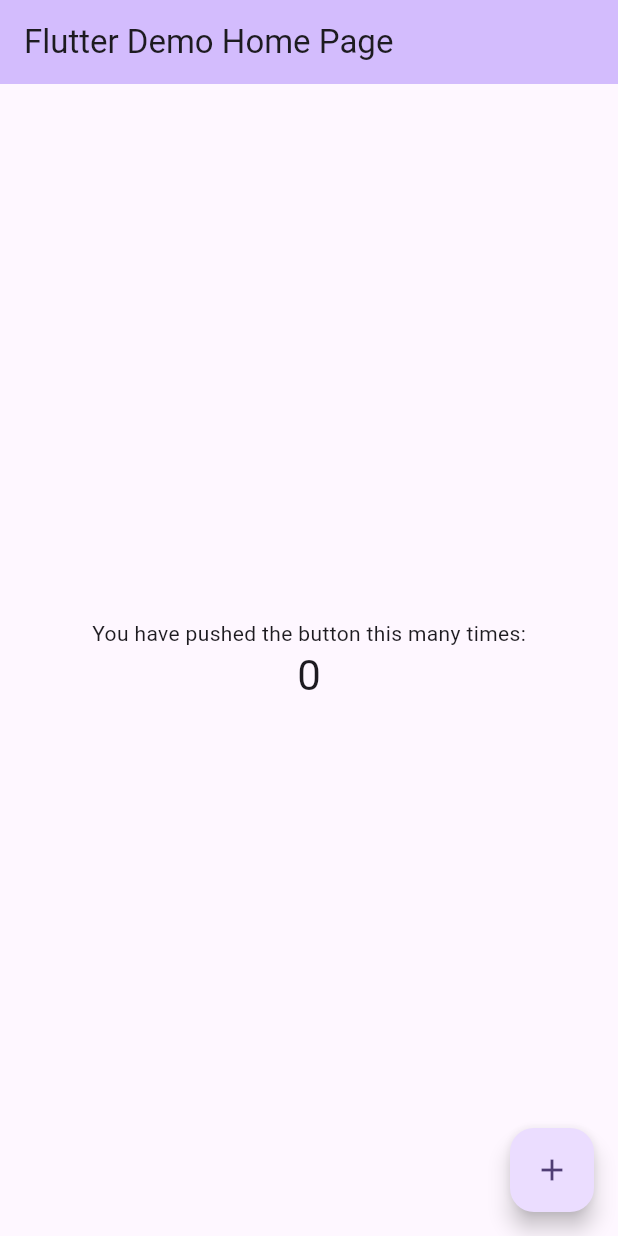
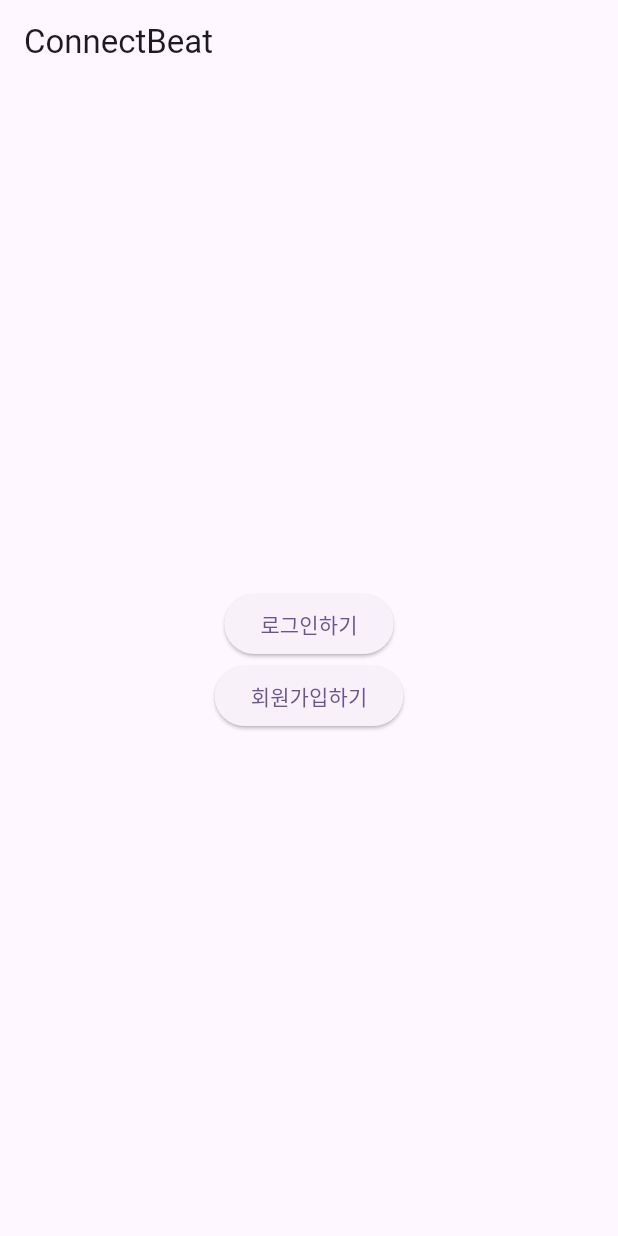
Before and after one commit to SH-Capstone-Design/Front_Capstone, a Flutter app: the screen it shows after launch, on a phone screen of 412 x 824 dp. Run offline on Flutter 3.47's test engine with Material 3 defaults, Android fonts, the light colour scheme and no system bars; our stand-ins replace flutter_dotenv, flutter_riverpod.

Commit message:
로그인회원가입

```diff
--- a/lib/main.dart
+++ b/lib/main.dart
@@ -1,122 +1,54 @@
 import 'package:flutter/material.dart';
+import 'package:flutter_riverpod/flutter_riverpod.dart';
+import 'app_router.dart';
 
 void main() {
-  runApp(const MyApp());
+  runApp(
+    ProviderScope(
+      child: const MyApp(),
+    ),
+  );
 }
 
 class MyApp extends StatelessWidget {
   const MyApp({super.key});
 
-  // This widget is the root of your application.
   @override
   Widget build(BuildContext context) {
     return MaterialApp(
-      title: 'Flutter Demo',
+      title: 'ConnectBeat',
+      debugShowCheckedModeBanner: false,
       theme: ThemeData(
-        // This is the theme of your application.
-        //
-        // TRY THIS: Try running your application with "flutter run". You'll see
-        // the application has a purple toolbar. Then, without quitting the app,
-        // try changing the seedColor in the colorScheme below to Colors.green
-        // and then invoke "hot reload" (save your changes or press the "hot
-        // reload" button in a Flutter-supported IDE, or press "r" if you used
-        // the command line to start the app).
-        //
-        // Notice that the counter didn't reset back to zero; the application
-        // state is not lost during the reload. To reset the state, use hot
-        // restart instead.
-        //
-        // This works for code too, not just values: Most code changes can be
-        // tested with just a hot reload.
         colorScheme: ColorScheme.fromSeed(seedColor: Colors.deepPurple),
       ),
-      home: const MyHomePage(title: 'Flutter Demo Home Page'),
+      home: const MainScreen(),
+      onGenerateRoute: AppRouter.generateRoute,
     );
   }
 }
 
-class MyHomePage extends StatefulWidget {
-  const MyHomePage({super.key, required this.title});
-
-  // This widget is the home page of your application. It is stateful, meaning
-  // that it has a State object (defined below) that contains fields that affect
-  // how it looks.
-
-  // This class is the configuration for the state. It holds the values (in this
-  // case the title) provided by the parent (in this case the App widget) and
-  // used by the build method of the State. Fields in a Widget subclass are
-  // always marked "final".
-
-  final String title;
-
-  @override
-  State<MyHomePage> createState() => _MyHomePageState();
-}
-
-class _MyHomePageState extends State<MyHomePage> {
-  int _counter = 0;
-
-  void _incrementCounter() {
-    setState(() {
-      // This call to setState tells the Flutter framework that something has
-      // changed in this State, which causes it to rerun the build method below
-      // so that the display can reflect the updated values. If we changed
-      // _counter without calling setState(), then the build method would not be
-      // called again, and so nothing would appear to happen.
-      _counter++;
-    });
-  }
+class MainScreen extends StatelessWidget {
+  const MainScreen({super.key});
 
   @override
   Widget build(BuildContext context) {
-    // This method is rerun every time setState is called, for instance as done
-    // by the _incrementCounter method above.
-    //
-    // The Flutter framework has been optimized to make rerunning build methods
-    // fast, so that you can just rebuild anything that needs updating rather
-    // than having to individually change instances of widgets.
     return Scaffold(
-      appBar: AppBar(
-        // TRY THIS: Try changing the color here to a specific color (to
-        // Colors.amber, perhaps?) and trigger a hot reload to see the AppBar
-        // change color while the other colors stay the same.
-        backgroundColor: Theme.of(context).colorScheme.inversePrimary,
-        // Here we take the value from the MyHomePage object that was created by
-        // the App.build method, and use it to set our appbar title.
-        title: Text(widget.title),
-      ),
+      appBar: AppBar(title: const Text("ConnectBeat")),
       body: Center(
-        // Center is a layout widget. It takes a single child and positions it
-        // in the middle of the parent.
         child: Column(
-          // Column is also a layout widget. It takes a list of children and
-          // arranges them vertically. By default, it sizes itself to fit its
-          // children horizontally, and tries to be as tall as its parent.
-          //
-          // Column has various properties to control how it sizes itself and
-          // how it positions its children. Here we use mainAxisAlignment to
-          // center the children vertically; the main axis here is the vertical
-          // axis because Columns are vertical (the cross axis would be
-          // horizontal).
-          //
-          // TRY THIS: Invoke "debug painting" (choose the "Toggle Debug Paint"
-          // action in the IDE, or press "p" in the console), to see the
-          // wireframe for each widget.
-          mainAxisAlignment: MainAxisAlignment.center,
-          children: <Widget>[
-            const Text('You have pushed the button this many times:'),
-            Text(
-              '$_counter',
-              style: Theme.of(context).textTheme.headlineMedium,
+          mainAxisSize: MainAxisSize.min,
+          children: [
+            ElevatedButton(
+              onPressed: () => Navigator.pushNamed(context, '/login'),
+              child: const Text('로그인하기'),
+            ),
+            ElevatedButton(
+              onPressed: () => Navigator.pushNamed(context, '/register'),
+              child: const Text('회원가입하기'),
             ),
           ],
         ),
       ),
-      floatingActionButton: FloatingActionButton(
-        onPressed: _incrementCounter,
-        tooltip: 'Increment',
-        child: const Icon(Icons.add),
-      ), // This trailing comma makes auto-formatting nicer for build methods.
     );
   }
 }
```
Also changed, not shown: lib/app_router.dart (added, +30 -0 lines), lib/features/login_register/login_screen.dart (added, +70 -0 lines), lib/features/login_register/register_screen.dart (added, +84 -0 lines), lib/services/auth_service.dart (added, +37 -0 lines), pubspec.yaml (+4 -67 lines), pubspec.lock, 2 other files.
